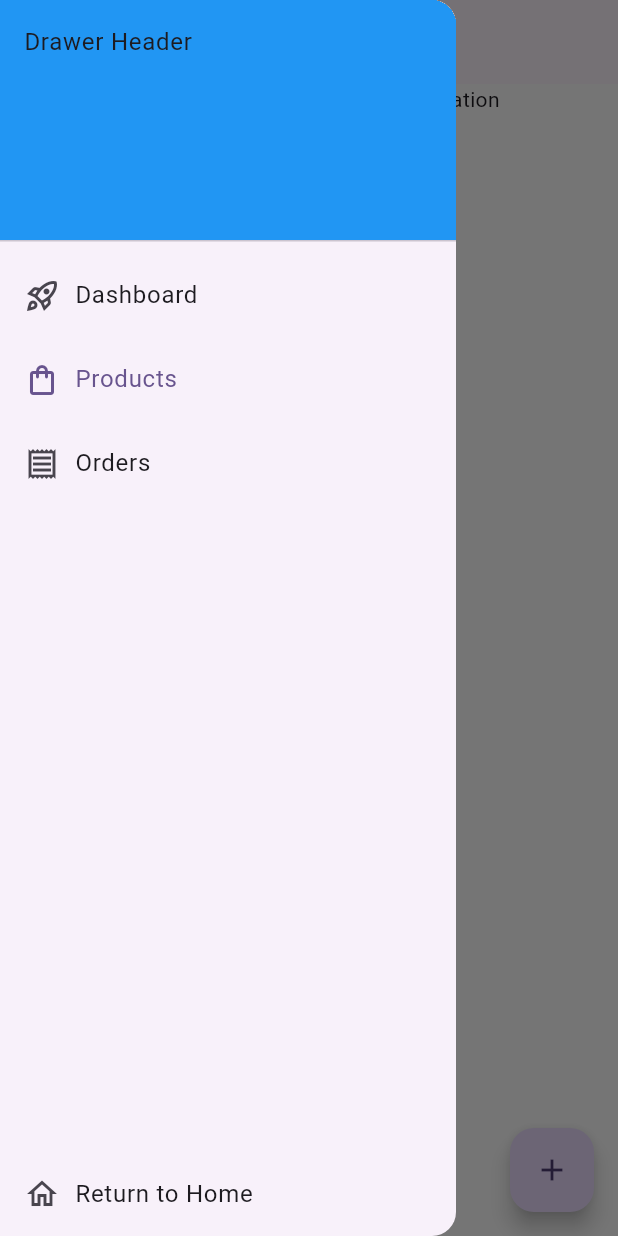
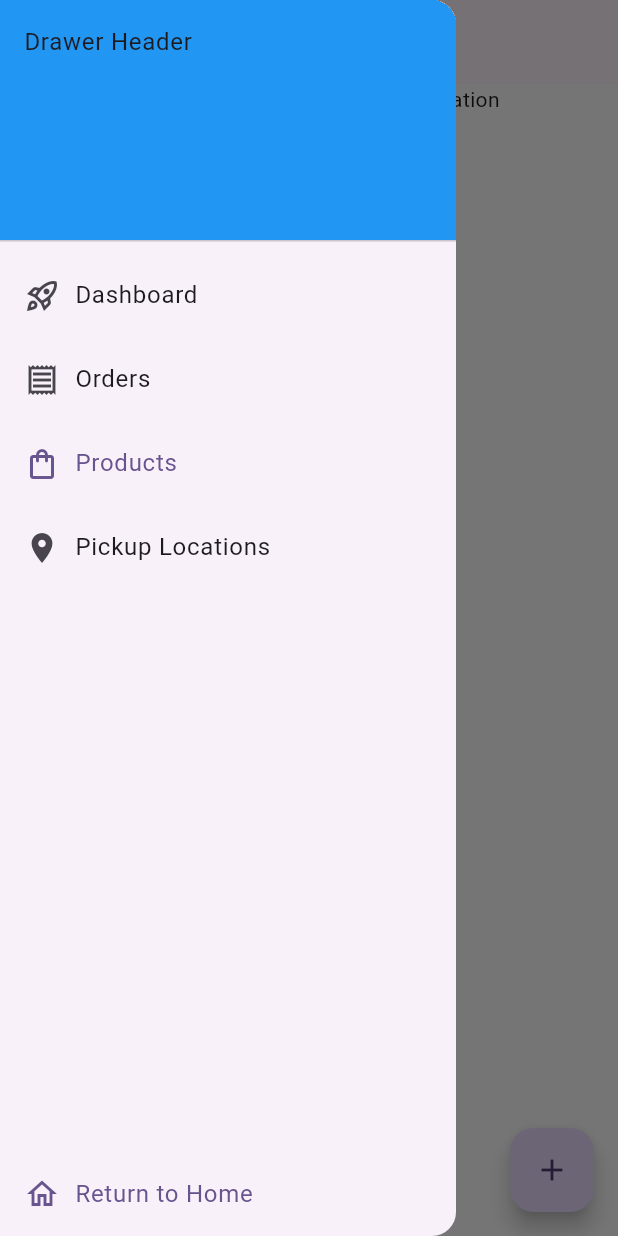
Before and after one commit to brentibanez331/clublly, a Flutter app: the OrganizationPage screen opened directly with empty values, with the side drawer open, on a phone screen of 412 x 824 dp. Run offline on Flutter 3.47's test engine with Material 3 defaults, Android fonts, the phone set to English and light mode, and no system bars; our stand-ins replace dotted_border, flutter_dotenv, google_sign_in, image_picker, supabase_flutter; accounts and stored records are empty; network calls fail.

Commit message:
feat: add pickup location page and nav

```diff
--- a/lib/views/pages/organization/organization_page.dart
+++ b/lib/views/pages/organization/organization_page.dart
@@ -2,6 +2,8 @@ import 'package:clublly/models/organization.dart';
 import 'package:clublly/models/product_image.dart';
 import 'package:clublly/views/dashboard.dart';
 import 'package:clublly/views/pages/organization/organization_home_page.dart';
+import 'package:clublly/views/pages/organization/organization_locations.dart';
+import 'package:clublly/views/pages/organization/organization_order_page.dart';
 import 'package:clublly/views/pages/organization/organization_product_page.dart';
 import 'package:flutter/material.dart';
 
@@ -16,7 +18,7 @@ class OrganizationPage extends StatefulWidget {
 }
 
 class _OrganizationPageState extends State<OrganizationPage> {
-  int _selectedIndex = 1;
+  int _selectedIndex = 2;
 
   @override
   void initState() {
@@ -51,7 +53,9 @@ class _OrganizationPageState extends State<OrganizationPage> {
           index: _selectedIndex,
           children: [
             OrganizationHomePage(),
+            OrganizationOrderPage(),
             OrganizationProductPage(organizationId: widget.organization.id!),
+            OrganizationLocations(organizationId: widget.organization.id!),
           ],
         ),
         drawer: Drawer(
@@ -87,11 +91,10 @@ class _OrganizationPageState extends State<OrganizationPage> {
                     ),
                     ListTile(
                       title: Row(
-                        crossAxisAlignment: CrossAxisAlignment.center,
                         children: [
-                          Icon(Icons.shopping_bag_outlined),
+                          Icon(Icons.receipt_outlined),
                           SizedBox(width: 10),
-                          const Text('Products'),
+                          const Text('Orders'),
                         ],
                       ),
                       selected: _selectedIndex == 1,
@@ -104,16 +107,34 @@ class _OrganizationPageState extends State<OrganizationPage> {
                     ),
                     ListTile(
                       title: Row(
+                        crossAxisAlignment: CrossAxisAlignment.center,
                         children: [
-                          Icon(Icons.receipt_outlined),
+                          Icon(Icons.shopping_bag_outlined),
                           SizedBox(width: 10),
-                          const Text('Orders'),
+                          const Text('Products'),
                         ],
                       ),
                       selected: _selectedIndex == 2,
                       onTap: () {
                         // Update the state of the app
                         _onItemTapped(2);
+                        // Then close the drawer
+                        Navigator.pop(context);
+                      },
+                    ),
+                    ListTile(
+                      title: Row(
+                        crossAxisAlignment: CrossAxisAlignment.center,
+                        children: [
+                          Icon(Icons.place),
+                          SizedBox(width: 10),
+                          const Text('Pickup Locations'),
+                        ],
+                      ),
+                      selected: _selectedIndex == 3,
+                      onTap: () {
+                        // Update the state of the app
+                        _onItemTapped(3);
                         // Then close the drawer
                         Navigator.pop(context);
                       },
```
Also changed, not shown: lib/views/pages/organization/add_pickup_location.dart (added, +94 -0 lines), lib/views/pages/organization/organization_locations.dart (added, +33 -0 lines).
